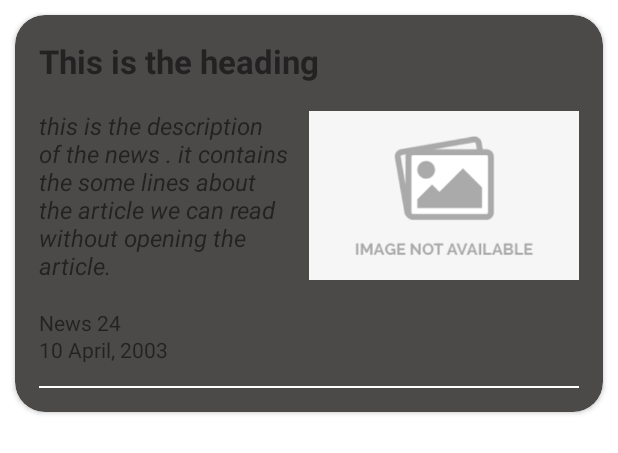
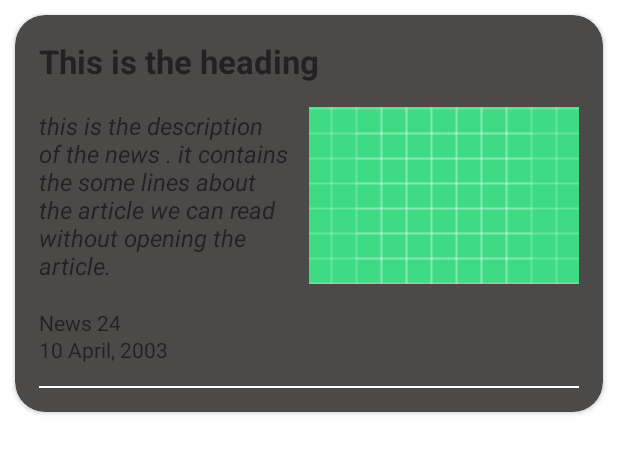
Before and after one commit to karankumar2003/News_Old, an Android app: the layout news_card.xml on its own in the app's theme, with its tools: preview values and no code run, on a phone screen of 412 x 824 dp. Shown: the top 453 px of the screen. Run offline under Robolectric (Android 15) with nearby library versions, the phone set to English and light mode, and no system bars; network calls fail.

Commit message:
Image collapses if there is no image_url

```diff
--- a/app/src/main/java/com/example/flashnews/NewsAdapter.kt
+++ b/app/src/main/java/com/example/flashnews/NewsAdapter.kt
@@ -1,7 +1,9 @@
 package com.example.flashnews
 
+import android.opengl.Visibility
 import android.view.LayoutInflater
 import android.view.View
+import android.view.View.GONE
 import android.view.ViewGroup
 import android.widget.ImageView
 import android.widget.TextView
@@ -44,8 +46,7 @@ class NewsAdapter(list:List<News>,private val listener: RecyclerViewItemClickLis
                 Glide.with(holder.itemView.context).load(imageUrl).into(holder.imageView)
             }
         } else {
-            Glide.with(holder.itemView.context).load(R.drawable.no_image)
-                .into(holder.imageView)
+           holder.imageView.visibility = View.GONE
 
         }
     }
--- a/app/src/main/res/layout/news_card.xml
+++ b/app/src/main/res/layout/news_card.xml
@@ -64,9 +64,9 @@
             android:ellipsize="end"/>
 
         <ImageView
-            tools:src = "@drawable/no_image"
+            tools:src = "@drawable/ic_launcher_background"
             android:id="@+id/newsImage"
-            android:layout_gravity="center"
+            android:scaleType="centerCrop"
             android:layout_width="0dp"
             android:layout_weight="1"
             android:layout_height="118dp"
```
Also changed, not shown: app/src/main/res/drawable-v24/no_image.png (deleted).
